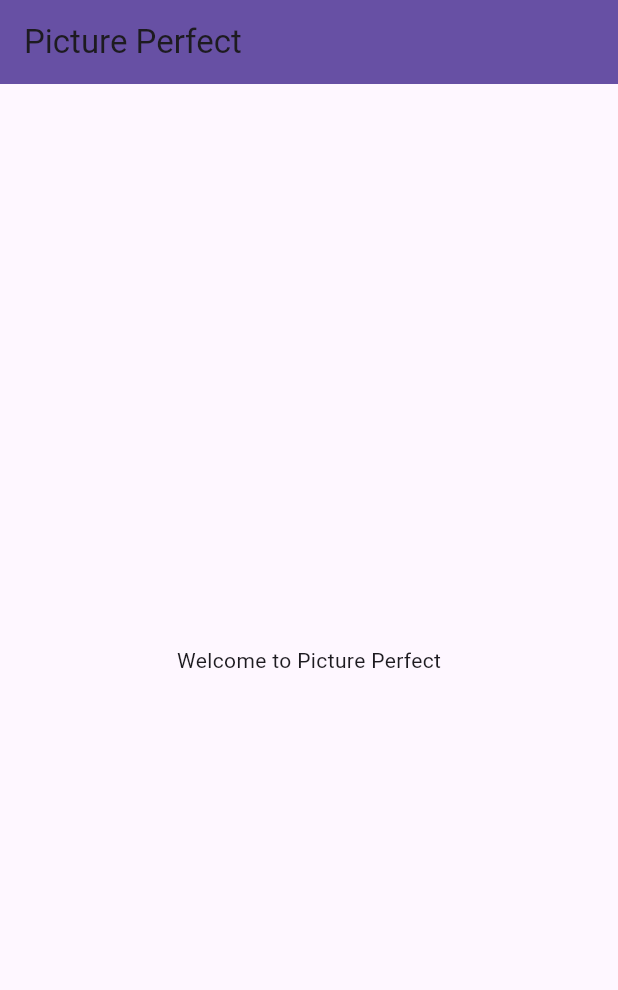
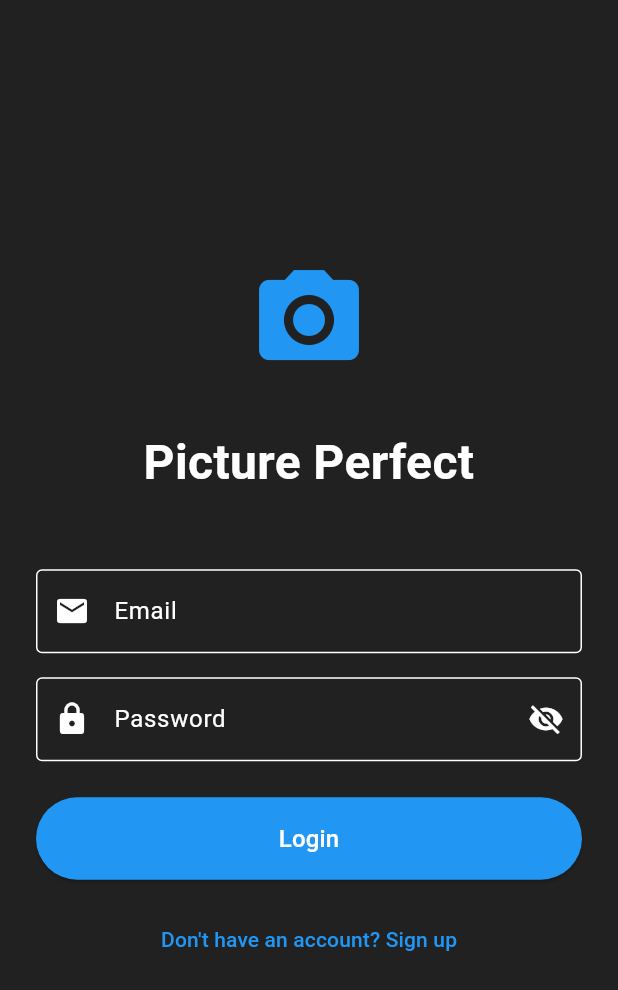
Before and after one commit to dhar135/picture-perfect, a Flutter app: the screen it shows after launch, on a phone screen of 412 x 824 dp. Shown: the top 990 px of the screen. Run offline on Flutter 3.47's test engine with Material 3 defaults, Android fonts, the phone set to English and light mode, and no system bars; our stand-ins replace firebase_auth, firebase_core; accounts and stored records are empty.

Commit message:
feat: implement initial app structure with theme, navigation, splash screen, and login page.

```diff
--- a/picture_perfect/lib/main.dart
+++ b/picture_perfect/lib/main.dart
@@ -1,12 +1,19 @@
+import 'package:firebase_core/firebase_core.dart';
 import 'package:flutter/material.dart';
-import 'package:firebase_core/firebase_core.dart';
-import 'firebase_options.dart';
+import 'package:picture_perfect/src/presentation/pages/auth/login_page.dart';
+import 'package:picture_perfect/src/presentation/pages/auth/signup_page.dart';
+import 'package:picture_perfect/src/presentation/pages/create/create_poll_page.dart';
+import 'package:picture_perfect/src/presentation/pages/explore/explore_page.dart';
+import 'package:picture_perfect/src/presentation/pages/profile/profile_page.dart';
+import 'package:provider/provider.dart';
+import 'src/core/theme/app_theme.dart';
+import 'src/presentation/pages/home/home_page.dart';
+import 'src/presentation/providers/auth_provider.dart';
+import 'src/presentation/pages/auth/spash_page.dart';
 
-void main() {
+void main() async {
   WidgetsFlutterBinding.ensureInitialized();
-  Firebase.initializeApp(
-    options: DefaultFirebaseOptions.currentPlatform,
-  );
+  await Firebase.initializeApp();
   runApp(const MyApp());
 }
 
@@ -15,29 +22,20 @@ class MyApp extends StatelessWidget {
 
   @override
   Widget build(BuildContext context) {
-    return MaterialApp(
-      title: 'Picture Perfect',
-      theme: ThemeData(
-        primarySwatch: Colors.blue,
-      ),
-      home: const HomePage(),
-    );
+    return ChangeNotifierProvider(
+        create: (_) => AuthProvider(),
+        child: MaterialApp(
+          title: 'Picture Perfect',
+          theme: AppTheme.darkTheme,
+          home: const SplashPage(),
+          routes: {
+            '/login': (context) => const LoginPage(),
+            '/signup': (context) => const SignupPage(),
+            '/home': (context) => const HomePage(),
+            '/create': (context) => const CreatePollPage(),
+            '/explore': (context) => const ExplorePage(),
+            '/profile': (context) => const ProfilePage(),
+          },
+        ));
   }
 }
-
-class HomePage extends StatelessWidget {
-  const HomePage({super.key});
-
-  @override
-  Widget build(BuildContext context) {
-    return Scaffold(
-      appBar: AppBar(
-        title: const Text('Picture Perfect'),
-        backgroundColor: Theme.of(context).colorScheme.primary,
-      ),
-      body: const Center(
-        child: Text('Welcome to Picture Perfect'),
-      ),
-    );
-  }
-}
--- /dev/null
+++ b/picture_perfect/lib/src/core/theme/app_theme.dart
@@ -0,0 +1,51 @@
+import 'package:flutter/material.dart';
+
+class AppTheme {
+  static ThemeData darkTheme = ThemeData(
+    brightness: Brightness.dark,
+    scaffoldBackgroundColor: Colors.grey[900],
+    primaryColor: Colors.blueAccent,
+    colorScheme: ColorScheme.fromSwatch(
+      brightness: Brightness.dark,
+      primarySwatch: Colors.blueGrey,
+    ).copyWith(
+      secondary: Colors.tealAccent,
+    ),
+    textTheme: const TextTheme(
+      bodyLarge: TextStyle(
+        fontSize: 16,
+        color: Colors.white,
+      ),
+      bodyMedium: TextStyle(
+        fontSize: 14,
+        color: Colors.white,
+      ),
+    ),
+    appBarTheme: AppBarTheme(
+      backgroundColor: Colors.grey[850],
+      elevation: 0,
+      iconTheme: const IconThemeData(color: Colors.white),
+      titleTextStyle: const TextStyle(color: Colors.white, fontSize: 20),
+    ),
+  );
+}
+
+// Usage of gradient borders in container decoration
+Widget gradientBorderContainer(Widget child) {
+  return Container(
+    decoration: BoxDecoration(
+      gradient: const LinearGradient(
+        colors: [Colors.blueAccent, Colors.purpleAccent],
+      ),
+      borderRadius: BorderRadius.circular(12),
+    ),
+    child: Container(
+      margin: const EdgeInsets.all(2), // space between border and child
+      decoration: BoxDecoration(
+        color: Colors.grey[900],
+        borderRadius: BorderRadius.circular(10),
+      ),
+      child: child,
+    ),
+  );
+}
--- a/picture_perfect/lib/src/core/theme/app_themes.dart
+++ /dev/null
@@ -1 +0,0 @@
-// Theme data and styles
--- a/picture_perfect/lib/src/presentation/pages/auth/login_page.dart
+++ b/picture_perfect/lib/src/presentation/pages/auth/login_page.dart
@@ -0,0 +1,196 @@
+import 'package:firebase_auth/firebase_auth.dart';
+import 'package:flutter/material.dart';
+
+class LoginPage extends StatefulWidget {
+  const LoginPage({super.key});
+
+  @override
+  State<LoginPage> createState() => _LoginPageState();
+}
+
+class _LoginPageState extends State<LoginPage> {
+  final _formKey = GlobalKey<FormState>();
+  final _emailController = TextEditingController();
+  final _passwordController = TextEditingController();
+  bool _isLoading = false;
+  bool _isPasswordVisible = false;
+
+  Future<void> _signIn() async {
+    if (_formKey.currentState!.validate()) {
+      setState(() {
+        _isLoading = true;
+      });
+
+      try {
+        await FirebaseAuth.instance.signInWithEmailAndPassword(
+          email: _emailController.text.trim(),
+          password: _passwordController.text.trim(),
+        );
+        // Navigate to home page on success
+        if (mounted) {
+          Navigator.of(context).pushReplacementNamed('/home');
+        }
+      } on FirebaseAuthException catch (e) {
+        // Show error message
+        String errorMessage = 'An error occurred. Please try again.';
+        if (e.code == 'user-not-found') {
+          errorMessage = 'No user found with this email.';
+        } else if (e.code == 'wrong-password') {
+          errorMessage = 'Wrong password provided.';
+        }
+
+        if (mounted) {
+          ScaffoldMessenger.of(context).showSnackBar(
+            SnackBar(
+              content: Text(errorMessage),
+              backgroundColor: Colors.red,
+            ),
+          );
+        }
+      } finally {
+        if (mounted) {
+          setState(() {
+            _isLoading = false;
+          });
+        }
+      }
+    }
+  }
+
+  @override
+  void dispose() {
+    _emailController.dispose();
+    _passwordController.dispose();
+    super.dispose();
+  }
+
+  @override
+  Widget build(BuildContext context) {
+    return Scaffold(
+      body: SafeArea(
+        child: Center(
+          child: SingleChildScrollView(
+            padding: const EdgeInsets.all(24.0),
+            child: Form(
+              key: _formKey,
+              child: Column(
+                mainAxisAlignment: MainAxisAlignment.center,
+                crossAxisAlignment: CrossAxisAlignment.stretch,
+                children: [
+                  // App Logo
+                  const Icon(
+                    Icons.photo_camera,
+                    size: 80,
+                    color: Colors.blue,
+                  ),
+                  const SizedBox(height: 32),
+
+                  // App Name
+                  const Text(
+                    'Picture Perfect',
+                    textAlign: TextAlign.center,
+                    style: TextStyle(
+                      fontSize: 32,
+                      fontWeight: FontWeight.bold,
+                    ),
+                  ),
+                  const SizedBox(height: 48),
+
+                  // Email Field
+                  TextFormField(
+                    controller: _emailController,
+                    keyboardType: TextInputType.emailAddress,
+                    decoration: const InputDecoration(
+                      labelText: 'Email',
+                      prefixIcon: Icon(Icons.email),
+                      border: OutlineInputBorder(),
+                    ),
+                    validator: (value) {
+                      if (value == null || value.isEmpty) {
+                        return 'Please enter your email';
+                      }
+                      if (!RegExp(r'^[\w-\.]+@([\w-]+\.)+[\w-]{2,4}$')
+                          .hasMatch(value)) {
+                        return 'Please enter a valid email';
+                      }
+                      return null;
+                    },
+                  ),
+                  const SizedBox(height: 16),
+
+                  // Password Field
+                  TextFormField(
+                    controller: _passwordController,
+                    obscureText: !_isPasswordVisible,
+                    decoration: InputDecoration(
+                      labelText: 'Password',
+                      prefixIcon: const Icon(Icons.lock),
+                      border: const OutlineInputBorder(),
+                      suffixIcon: IconButton(
+                        icon: Icon(
+                          _isPasswordVisible
+                              ? Icons.visibility
+                              : Icons.visibility_off,
+                        ),
+                        onPressed: () {
+                          setState(() {
+                            _isPasswordVisible = !_isPasswordVisible;
+                          });
+                        },
+                      ),
+                    ),
+                    validator: (value) {
+                      if (value == null || value.isEmpty) {
+                        return 'Please enter your password';
+                      }
+                      if (value.length < 6) {
+                        return 'Password must be at least 6 characters';
+                      }
+                      return null;
+                    },
+                  ),
+                  const SizedBox(height: 24),
+
+                  // Login Button
+                  ElevatedButton(
+                    onPressed: _isLoading ? null : _signIn,
+                    style: ElevatedButton.styleFrom(
+                      padding: const EdgeInsets.all(16),
+                      backgroundColor: Colors.blue,
+                      foregroundColor: Colors.white,
+                    ),
+                    child: _isLoading
+                        ? const SizedBox(
+                            height: 20,
+                            width: 20,
+                            child: CircularProgressIndicator(
+                              color: Colors.white,
+                              strokeWidth: 2,
+                            ),
+                          )
+                        : const Text(
+                            'Login',
+                            style: TextStyle(fontSize: 16),
+                          ),
+                  ),
+                  const SizedBox(height: 16),
+
+                  // Sign Up Link
+                  TextButton(
+                    onPressed: () {
+                      Navigator.of(context).pushNamed('/signup');
+                    },
+                    child: const Text(
+                      "Don't have an account? Sign up",
+                      style: TextStyle(color: Colors.blue),
+                    ),
+                  ),
+                ],
+              ),
+            ),
+          ),
+        ),
+      ),
+    );
+  }
+}
--- a/picture_perfect/lib/src/presentation/providers/auth_provider.dart
+++ b/picture_perfect/lib/src/presentation/providers/auth_provider.dart
@@ -1 +1,161 @@
 // Authentication state management
+
+import 'package:firebase_auth/firebase_auth.dart';
+import 'package:flutter/foundation.dart';
+import 'package:flutter/material.dart';
+
+enum AuthStatus {
+  initial,
+  authenticated,
+  unauthenticated,
+  authenticating,
+  error
+}
+
+class AuthProvider extends ChangeNotifier {
+  final FirebaseAuth _auth = FirebaseAuth.instance;
+  AuthStatus _status = AuthStatus.initial;
+  User? _user;
+  String? _errorMessage;
+
+  // Getters
+  AuthStatus get status => _status;
+  User? get user => _user;
+  String? get errorMessage => _errorMessage;
+  bool get isAuthenticated => _status == AuthStatus.authenticated;
+
+  // Constructor - Listen to auth state changes
+  AuthProvider() {
+    _auth.authStateChanges().listen((User? user) {
+      if (user == null) {
+        _status = AuthStatus.unauthenticated;
+      } else {
+        _user = user;
+        _status = AuthStatus.authenticated;
+      }
+      notifyListeners();
+    });
+  }
+
+  // Sign in with email and password
+  Future<bool> signInWithEmailAndPassword(String email, String password) async {
+    try {
+      _status = AuthStatus.authenticating;
+      _errorMessage = null;
+      notifyListeners();
+
+      await _auth.signInWithEmailAndPassword(
+        email: email.trim(),
+        password: password.trim(),
+      );
+
+      return true;
+    } on FirebaseAuthException catch (e) {
+      _status = AuthStatus.error;
+      switch (e.code) {
+        case 'user-not-found':
+          _errorMessage = 'No user found with this email.';
+          break;
+        case 'wrong-password':
+          _errorMessage = 'Wrong password provided.';
+          break;
+        case 'user-disabled':
+          _errorMessage = 'This account has been disabled.';
+          break;
+        case 'invalid-email':
+          _errorMessage = 'Invalid email address.';
+          break;
+        default:
+          _errorMessage = 'An error occurred. Please try again.';
+      }
+      notifyListeners();
+      return false;
+    }
+  }
+
+  // Sign up with email and password
+  Future<bool> signUpWithEmailAndPassword(String email, String password) async {
+    try {
+      _status = AuthStatus.authenticating;
+      _errorMessage = null;
+      notifyListeners();
+
+      await _auth.createUserWithEmailAndPassword(
+        email: email.trim(),
+        password: password.trim(),
+      );
+
+      return true;
+    } on FirebaseAuthException catch (e) {
+      _status = AuthStatus.error;
+      switch (e.code) {
+        case 'weak-password':
+          _errorMessage = 'The password provided is too weak.';
+          break;
+        case 'email-already-in-use':
+          _errorMessage = 'An account already exists for this email.';
+          break;
+        case 'invalid-email':
+          _errorMessage = 'Invalid email address.';
+          break;
+        default:
+          _errorMessage = 'An error occurred. Please try again.';
+      }
+      notifyListeners();
+      return false;
+    }
+  }
+
+  // Sign out
+  Future<void> signOut() async {
+    try {
+      await _auth.signOut();
+      _status = AuthStatus.unauthenticated;
+      _user = null;
+      _errorMessage = null;
+      notifyListeners();
+    } catch (e) {
+      _errorMessage = 'Error signing out. Please try again.';
+      notifyListeners();
+    }
+  }
+
+  // Password reset
+  Future<bool> sendPasswordResetEmail(String email) async {
+    try {
+      await _auth.sendPasswordResetEmail(email: email.trim());
+      return true;
+    } on FirebaseAuthException catch (e) {
+      _errorMessage = e.code == 'user-not-found'
+          ? 'No user found with this email.'
+          : 'Error sending password reset email. Please try again.';
+      notifyListeners();
+      return false;
+    }
+  }
+
+  // Update user profile
+  Future<bool> updateProfile({String? displayName, String? photoURL}) async {
+    try {
+      if (_user == null) return false;
+
+      await _user!.updateDisplayName(displayName);
+      await _user!.updatePhotoURL(photoURL);
+
+      // Refresh user data
+      _user = _auth.currentUser;
+      notifyListeners();
+      return true;
+    } catch (e) {
+      _errorMessage = 'Error updating profile. Please try again.';
+      notifyListeners();
+      return false;
+    }
+  }
+
+  // Clear error message
+  void clearError() {
+    _errorMessage = null;
+    notifyListeners();
+  }
+}
```
Also changed, not shown: picture_perfect/lib/src/presentation/pages/auth/signup_page.dart (+34 -0 lines), picture_perfect/lib/src/presentation/pages/auth/spash_page.dart (+58 -0 lines), picture_perfect/lib/src/presentation/pages/create/create_poll_page.dart (+34 -0 lines), picture_perfect/lib/src/presentation/pages/explore/explore_page.dart (+34 -0 lines), picture_perfect/lib/src/presentation/pages/home/home_page.dart (+34 -0 lines), picture_perfect/lib/src/presentation/pages/profile/profile_page.dart (+34 -0 lines).
